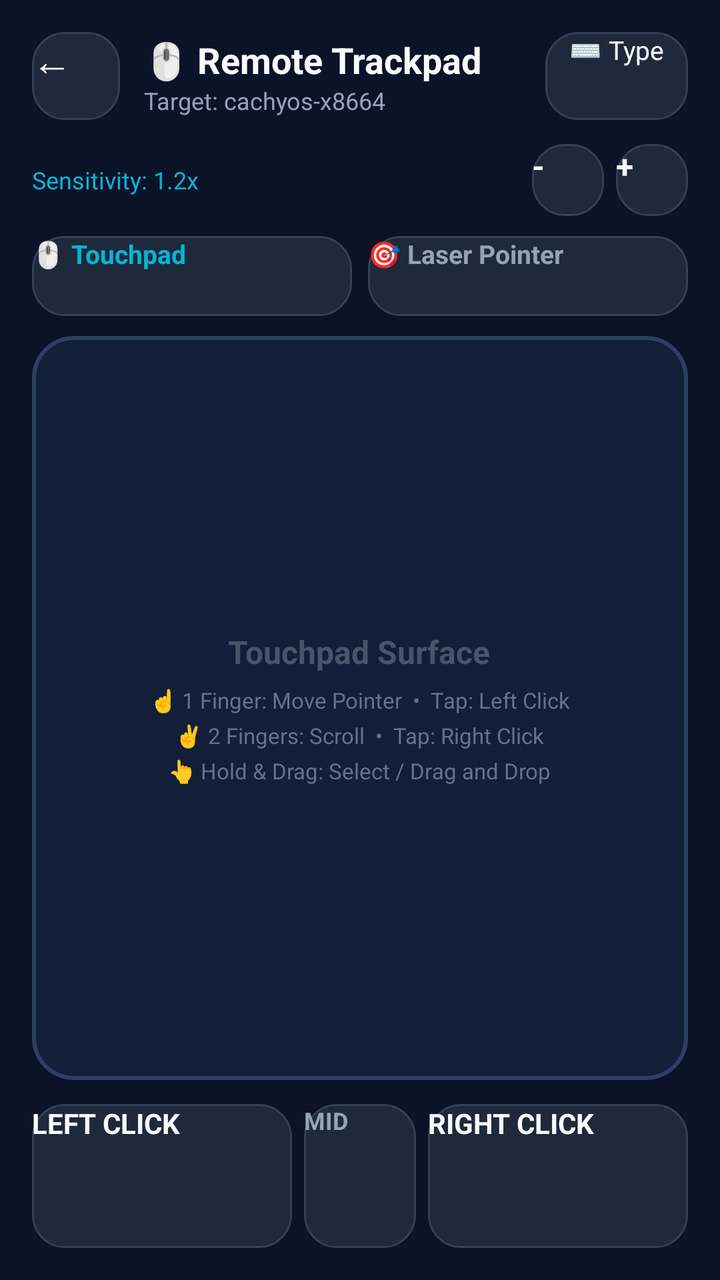
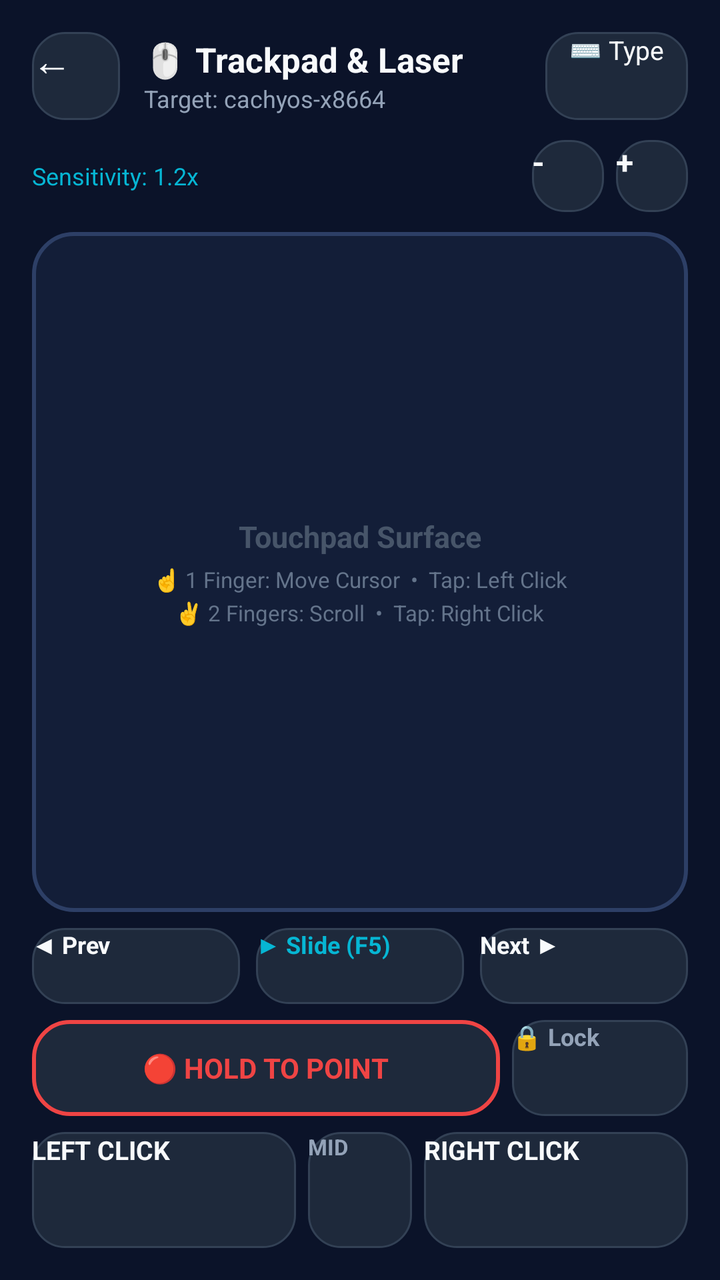

Screens rendered from an Android XML layout before and after an edit, with the pre-edit source and the edit as a unified diff.
<!-- AndroidManifest.xml: application theme AppTheme -->
<!-- res/layout/activity_trackpad.xml -->
<?xml version="1.0" encoding="utf-8"?>
<LinearLayout xmlns:android="http://schemas.android.com/apk/res/android"
    android:layout_width="match_parent"
    android:layout_height="match_parent"
    android:orientation="vertical"
    android:background="@color/bg_dark"
    android:padding="16dp">

    
    <LinearLayout
        android:layout_width="match_parent"
        android:layout_height="wrap_content"
        android:orientation="horizontal"
        android:gravity="center_vertical"
        android:layout_marginBottom="12dp">

        <Button
            android:id="@+id/btn_trackpad_back"
            android:layout_width="44dp"
            android:layout_height="44dp"
            android:text="←"
            android:textSize="20sp"
            android:textColor="@color/text_white"
            android:background="@drawable/card_bg" />

        <LinearLayout
            android:layout_width="0dp"
            android:layout_height="wrap_content"
            android:layout_weight="1"
            android:orientation="vertical"
            android:layout_marginStart="12dp">

            <TextView
                android:layout_width="wrap_content"
                android:layout_height="wrap_content"
                android:text="🖱️ Remote Trackpad"
                android:textSize="18sp"
                android:textStyle="bold"
                android:textColor="@color/text_white" />

            <TextView
                android:id="@+id/tv_trackpad_target"
                android:layout_width="wrap_content"
                android:layout_height="wrap_content"
                android:text="Target: cachyos-x8664"
                android:textSize="12sp"
                android:textColor="@color/text_muted" />
        </LinearLayout>

        <Button
            android:id="@+id/btn_trackpad_keyboard"
            android:layout_width="wrap_content"
            android:layout_height="44dp"
            android:text="⌨️ Type"
            android:textSize="13sp"
            android:textColor="@color/text_white"
            android:background="@drawable/card_bg"
            android:paddingStart="12dp"
            android:paddingEnd="12dp" />
    </LinearLayout>

    
    <LinearLayout
        android:layout_width="match_parent"
        android:layout_height="wrap_content"
        android:orientation="horizontal"
        android:gravity="center_vertical"
        android:layout_marginBottom="10dp">

        <TextView
            android:id="@+id/tv_sensitivity"
            android:layout_width="0dp"
            android:layout_height="wrap_content"
            android:layout_weight="1"
            android:text="Sensitivity: 1.2x"
            android:textSize="12sp"
            android:textColor="@color/accent_cyan" />

        <Button
            android:id="@+id/btn_sens_down"
            android:layout_width="36dp"
            android:layout_height="36dp"
            android:text="-"
            android:textSize="16sp"
            android:textStyle="bold"
            android:textColor="@color/text_white"
            android:background="@drawable/card_bg"
            android:layout_marginEnd="6dp" />

        <Button
            android:id="@+id/btn_sens_up"
            android:layout_width="36dp"
            android:layout_height="36dp"
            android:text="+"
            android:textSize="16sp"
            android:textStyle="bold"
            android:textColor="@color/text_white"
            android:background="@drawable/card_bg" />
    </LinearLayout>

    
    <LinearLayout
        android:layout_width="match_parent"
        android:layout_height="40dp"
        android:orientation="horizontal"
        android:layout_marginBottom="10dp">

        <Button
            android:id="@+id/btn_mode_trackpad"
            android:layout_width="0dp"
            android:layout_height="match_parent"
            android:layout_weight="1"
            android:text="🖱️ Touchpad"
            android:textSize="13sp"
            android:textStyle="bold"
            android:textColor="@color/accent_cyan"
            android:background="@drawable/card_bg"
            android:layout_marginEnd="4dp" />

        <Button
            android:id="@+id/btn_mode_pointer"
            android:layout_width="0dp"
            android:layout_height="match_parent"
            android:layout_weight="1"
            android:text="🎯 Laser Pointer"
            android:textSize="13sp"
            android:textStyle="bold"
            android:textColor="@color/text_muted"
            android:background="@drawable/card_bg"
            android:layout_marginStart="4dp" />
    </LinearLayout>

    
    <FrameLayout
        android:id="@+id/touchpad_surface"
        android:layout_width="match_parent"
        android:layout_height="0dp"
        android:layout_weight="1"
        android:background="@drawable/trackpad_surface"
        android:clickable="true"
        android:focusable="true">

        <LinearLayout
            android:layout_width="wrap_content"
            android:layout_height="wrap_content"
            android:layout_gravity="center"
            android:gravity="center"
            android:orientation="vertical"
            android:padding="20dp">

            <TextView
                android:layout_width="wrap_content"
                android:layout_height="wrap_content"
                android:text="Touchpad Surface"
                android:textSize="16sp"
                android:textStyle="bold"
                android:textColor="#475569"
                android:layout_marginBottom="6dp" />

            <TextView
                android:layout_width="wrap_content"
                android:layout_height="wrap_content"
                android:text="☝️ 1 Finger: Move Pointer  •  Tap: Left Click"
                android:textSize="11sp"
                android:textColor="#64748b" />

            <TextView
                android:layout_width="wrap_content"
                android:layout_height="wrap_content"
                android:text="✌️ 2 Fingers: Scroll  •  Tap: Right Click"
                android:textSize="11sp"
                android:textColor="#64748b"
                android:layout_marginTop="3dp" />

            <TextView
                android:layout_width="wrap_content"
                android:layout_height="wrap_content"
                android:text="👆 Hold &amp; Drag: Select / Drag and Drop"
                android:textSize="11sp"
                android:textColor="#64748b"
                android:layout_marginTop="3dp" />
        </LinearLayout>
    </FrameLayout>

    
    <LinearLayout
        android:id="@+id/layout_pointer_surface"
        android:layout_width="match_parent"
        android:layout_height="0dp"
        android:layout_weight="1"
        android:orientation="vertical"
        android:gravity="center"
        android:visibility="gone"
        android:background="@drawable/trackpad_surface"
        android:padding="16dp">

        
        <FrameLayout
            android:id="@+id/btn_laser_aim"
            android:layout_width="match_parent"
            android:layout_height="0dp"
            android:layout_weight="1"
            android:background="@drawable/btn_laser_idle"
            android:clickable="true"
            android:focusable="true">

            <LinearLayout
                android:layout_width="wrap_content"
                android:layout_height="wrap_content"
                android:layout_gravity="center"
                android:gravity="center"
                android:orientation="vertical">

                <TextView
                    android:id="@+id/tv_laser_status"
                    android:layout_width="wrap_content"
                    android:layout_height="wrap_content"
                    android:text="🔴 HOLD TO POINT"
                    android:textSize="20sp"
                    android:textStyle="bold"
                    android:textColor="#ef4444" />

                <TextView
                    android:layout_width="wrap_content"
                    android:layout_height="wrap_content"
                    android:text="Move phone in the air to control laser pointer"
                    android:textSize="12sp"
                    android:textColor="@color/text_muted"
                    android:layout_marginTop="6dp" />
            </LinearLayout>
        </FrameLayout>

        
        <Button
            android:id="@+id/btn_lock_gyro"
            android:layout_width="match_parent"
            android:layout_height="40dp"
            android:text="🔒 Lock Pointer ON"
            android:textSize="12sp"
            android:textColor="@color/text_muted"
            android:background="@drawable/card_bg"
            android:layout_marginTop="10dp" />

        
        <LinearLayout
            android:layout_width="match_parent"
            android:layout_height="48dp"
            android:orientation="horizontal"
            android:layout_marginTop="10dp">

            <Button
                android:id="@+id/btn_slide_prev"
                android:layout_width="0dp"
                android:layout_height="match_parent"
                android:layout_weight="1"
                android:text="◀ Prev"
                android:textSize="12sp"
                android:textStyle="bold"
                android:textColor="@color/text_white"
                android:background="@drawable/card_bg"
                android:layout_marginEnd="4dp" />

            <Button
                android:id="@+id/btn_slide_f5"
                android:layout_width="0dp"
                android:layout_height="match_parent"
                android:layout_weight="1"
                android:text="▶ Slide (F5)"
                android:textSize="12sp"
                android:textStyle="bold"
                android:textColor="@color/accent_cyan"
                android:background="@drawable/card_bg"
                android:layout_marginStart="4dp"
                android:layout_marginEnd="4dp" />

            <Button
                android:id="@+id/btn_slide_next"
                android:layout_width="0dp"
                android:layout_height="match_parent"
                android:layout_weight="1"
                android:text="Next ▶"
                android:textSize="12sp"
                android:textStyle="bold"
                android:textColor="@color/text_white"
                android:background="@drawable/card_bg"
                android:layout_marginStart="4dp" />
        </LinearLayout>
    </LinearLayout>

    
    <LinearLayout
        android:layout_width="match_parent"
        android:layout_height="72dp"
        android:orientation="horizontal"
        android:layout_marginTop="12dp">

        <Button
            android:id="@+id/btn_click_left"
            android:layout_width="0dp"
            android:layout_height="match_parent"
            android:layout_weight="1"
            android:text="LEFT CLICK"
            android:textSize="14sp"
            android:textStyle="bold"
            android:textColor="@color/text_white"
            android:background="@drawable/card_bg"
            android:layout_marginEnd="6dp" />

        <Button
            android:id="@+id/btn_click_middle"
            android:layout_width="56dp"
            android:layout_height="match_parent"
            android:text="MID"
            android:textSize="12sp"
            android:textStyle="bold"
            android:textColor="@color/text_muted"
            android:background="@drawable/card_bg"
            android:layout_marginEnd="6dp" />

        <Button
            android:id="@+id/btn_click_right"
            android:layout_width="0dp"
            android:layout_height="match_parent"
            android:layout_weight="1"
            android:text="RIGHT CLICK"
            android:textSize="14sp"
            android:textStyle="bold"
            android:textColor="@color/text_white"
            android:background="@drawable/card_bg" />
    </LinearLayout>

</LinearLayout>
<!-- resources referenced by this layout -->
<resources>
  <color name="accent_cyan">#06b6d4</color>
  <color name="bg_dark">#0b1329</color>
  <color name="text_muted">#94a3b8</color>
  <color name="text_white">#f8fafc</color>
  <!-- drawable btn_laser_idle (drawable) -->
  <?xml version="1.0" encoding="utf-8"?>
  <shape xmlns:android="http://schemas.android.com/apk/res/android"
      android:shape="rectangle">
      <solid android:color="#1e293b" />
      <stroke android:width="2dp" android:color="#ef4444" />
      <corners android:radius="18dp" />
  </shape>
  <!-- drawable card_bg (drawable) -->
  <?xml version="1.0" encoding="utf-8"?>
  <shape xmlns:android="http://schemas.android.com/apk/res/android"
      android:shape="rectangle">
      <solid android:color="@color/card_bg" />
      <corners android:radius="16dp" />
      <stroke android:width="1dp" android:color="@color/card_border" />
  </shape>
  <!-- drawable trackpad_surface (drawable) -->
  <?xml version="1.0" encoding="utf-8"?>
  <shape xmlns:android="http://schemas.android.com/apk/res/android"
      android:shape="rectangle">
      <solid android:color="#131e38" />
      <corners android:radius="20dp" />
      <stroke android:width="2dp" android:color="#2d3f66" />
  </shape>
  <style name="AppTheme" parent="@android:style/Theme.DeviceDefault.NoActionBar">
          <item name="android:windowBackground">@color/bg_dark</item>
          <item name="android:statusBarColor">@color/bg_dark</item>
          <item name="android:navigationBarColor">@color/bg_dark</item>
      </style>
  <color name="card_bg">#1e293b</color>
  <color name="card_border">#334155</color>
</resources>

<!-- the commit's change to res/layout/activity_trackpad.xml (unified diff, before → after) -->
@@ -12,7 +12,7 @@
         android:layout_height="wrap_content"
         android:orientation="horizontal"
         android:gravity="center_vertical"
-        android:layout_marginBottom="12dp">
+        android:layout_marginBottom="10dp">
 
         <Button
             android:id="@+id/btn_trackpad_back"
@@ -33,8 +33,8 @@
             <TextView
                 android:layout_width="wrap_content"
                 android:layout_height="wrap_content"
-                android:text="🖱️ Remote Trackpad"
-                android:textSize="18sp"
+                android:text="🖱️ Trackpad &amp; Laser"
+                android:textSize="17sp"
                 android:textStyle="bold"
                 android:textColor="@color/text_white" />
 
@@ -99,38 +99,6 @@
     </LinearLayout>
 
     
-    <LinearLayout
-        android:layout_width="match_parent"
-        android:layout_height="40dp"
-        android:orientation="horizontal"
-        android:layout_marginBottom="10dp">
-
-        <Button
-            android:id="@+id/btn_mode_trackpad"
-            android:layout_width="0dp"
-            android:layout_height="match_parent"
-            android:layout_weight="1"
-            android:text="🖱️ Touchpad"
-            android:textSize="13sp"
-            android:textStyle="bold"
-            android:textColor="@color/accent_cyan"
-            android:background="@drawable/card_bg"
-            android:layout_marginEnd="4dp" />
-
-        <Button
-            android:id="@+id/btn_mode_pointer"
-            android:layout_width="0dp"
-            android:layout_height="match_parent"
-            android:layout_weight="1"
-            android:text="🎯 Laser Pointer"
-            android:textSize="13sp"
-            android:textStyle="bold"
-            android:textColor="@color/text_muted"
-            android:background="@drawable/card_bg"
-            android:layout_marginStart="4dp" />
-    </LinearLayout>
-
-    
     <FrameLayout
         android:id="@+id/touchpad_surface"
         android:layout_width="match_parent"
@@ -146,21 +114,21 @@
             android:layout_gravity="center"
             android:gravity="center"
             android:orientation="vertical"
-            android:padding="20dp">
+            android:padding="16dp">
 
             <TextView
                 android:layout_width="wrap_content"
                 android:layout_height="wrap_content"
                 android:text="Touchpad Surface"
-                android:textSize="16sp"
+                android:textSize="15sp"
                 android:textStyle="bold"
                 android:textColor="#475569"
-                android:layout_marginBottom="6dp" />
-
-            <TextView
-                android:layout_width="wrap_content"
-                android:layout_height="wrap_content"
-                android:text="☝️ 1 Finger: Move Pointer  •  Tap: Left Click"
+                android:layout_marginBottom="4dp" />
+
+            <TextView
+                android:layout_width="wrap_content"
+                android:layout_height="wrap_content"
+                android:text="☝️ 1 Finger: Move Cursor  •  Tap: Left Click"
                 android:textSize="11sp"
                 android:textColor="#64748b" />
 
@@ -170,129 +138,107 @@
                 android:text="✌️ 2 Fingers: Scroll  •  Tap: Right Click"
                 android:textSize="11sp"
                 android:textColor="#64748b"
-                android:layout_marginTop="3dp" />
-
-            <TextView
-                android:layout_width="wrap_content"
-                android:layout_height="wrap_content"
-                android:text="👆 Hold &amp; Drag: Select / Drag and Drop"
-                android:textSize="11sp"
-                android:textColor="#64748b"
-                android:layout_marginTop="3dp" />
+                android:layout_marginTop="2dp" />
         </LinearLayout>
     </FrameLayout>
 
     
     <LinearLayout
-        android:id="@+id/layout_pointer_surface"
-        android:layout_width="match_parent"
-        android:layout_height="0dp"
-        android:layout_weight="1"
+        android:layout_width="match_parent"
+        android:layout_height="wrap_content"
         android:orientation="vertical"
-        android:gravity="center"
-        android:visibility="gone"
-        android:background="@drawable/trackpad_surface"
-        android:padding="16dp">
+        android:layout_marginTop="8dp">
 
         
-        <FrameLayout
-            android:id="@+id/btn_laser_aim"
+        <LinearLayout
             android:layout_width="match_parent"
-            android:layout_height="0dp"
-            android:layout_weight="1"
-            android:background="@drawable/btn_laser_idle"
-            android:clickable="true"
-            android:focusable="true">
-
-            <LinearLayout
-                android:layout_width="wrap_content"
-                android:layout_height="wrap_content"
-                android:layout_gravity="center"
-                android:gravity="center"
-                android:orientation="vertical">
+            android:layout_height="38dp"
+            android:orientation="horizontal"
+            android:layout_marginBottom="8dp">
+
+            <Button
+                android:id="@+id/btn_slide_prev"
+                android:layout_width="0dp"
+                android:layout_height="match_parent"
+                android:layout_weight="1"
+                android:text="◀ Prev"
+                android:textSize="12sp"
+                android:textStyle="bold"
+                android:textColor="@color/text_white"
+                android:background="@drawable/card_bg"
+                android:layout_marginEnd="4dp" />
+
+            <Button
+                android:id="@+id/btn_slide_f5"
+                android:layout_width="0dp"
+                android:layout_height="match_parent"
+                android:layout_weight="1"
+                android:text="▶ Slide (F5)"
+                android:textSize="12sp"
+                android:textStyle="bold"
+                android:textColor="@color/accent_cyan"
+                android:background="@drawable/card_bg"
+                android:layout_marginStart="4dp"
+                android:layout_marginEnd="4dp" />
+
+            <Button
+                android:id="@+id/btn_slide_next"
+                android:layout_width="0dp"
+                android:layout_height="match_parent"
+                android:layout_weight="1"
+                android:text="Next ▶"
+                android:textSize="12sp"
+                android:textStyle="bold"
+                android:textColor="@color/text_white"
+                android:background="@drawable/card_bg"
+                android:layout_marginStart="4dp" />
+        </LinearLayout>
+
+        
+        <LinearLayout
+            android:layout_width="match_parent"
+            android:layout_height="48dp"
+            android:orientation="horizontal">
+
+            <FrameLayout
+                android:id="@+id/btn_laser_aim"
+                android:layout_width="0dp"
+                android:layout_height="match_parent"
+                android:layout_weight="1"
+                android:background="@drawable/btn_laser_idle"
+                android:clickable="true"
+                android:focusable="true"
+                android:layout_marginEnd="6dp">
 
                 <TextView
                     android:id="@+id/tv_laser_status"
                     android:layout_width="wrap_content"
                     android:layout_height="wrap_content"
+                    android:layout_gravity="center"
                     android:text="🔴 HOLD TO POINT"
-                    android:textSize="20sp"
+                    android:textSize="14sp"
                     android:textStyle="bold"
                     android:textColor="#ef4444" />
-
-                <TextView
-                    android:layout_width="wrap_content"
-                    android:layout_height="wrap_content"
-                    android:text="Move phone in the air to control laser pointer"
-                    android:textSize="12sp"
-                    android:textColor="@color/text_muted"
-                    android:layout_marginTop="6dp" />
-            </LinearLayout>
-        </FrameLayout>
-
-        
-        <Button
-            android:id="@+id/btn_lock_gyro"
-            android:layout_width="match_parent"
-            android:layout_height="40dp"
-            android:text="🔒 Lock Pointer ON"
-            android:textSize="12sp"
-            android:textColor="@color/text_muted"
-            android:background="@drawable/card_bg"
-            android:layout_marginTop="10dp" />
-
-        
-        <LinearLayout
-            android:layout_width="match_parent"
-            android:layout_height="48dp"
-            android:orientation="horizontal"
-            android:layout_marginTop="10dp">
-
-            <Button
-                android:id="@+id/btn_slide_prev"
-                android:layout_width="0dp"
-                android:layout_height="match_parent"
-                android:layout_weight="1"
-                android:text="◀ Prev"
-                android:textSize="12sp"
-                android:textStyle="bold"
-                android:textColor="@color/text_white"
-                android:background="@drawable/card_bg"
-                android:layout_marginEnd="4dp" />
-
-            <Button
-                android:id="@+id/btn_slide_f5"
-                android:layout_width="0dp"
-                android:layout_height="match_parent"
-                android:layout_weight="1"
-                android:text="▶ Slide (F5)"
-                android:textSize="12sp"
-                android:textStyle="bold"
-                android:textColor="@color/accent_cyan"
-                android:background="@drawable/card_bg"
-                android:layout_marginStart="4dp"
-                android:layout_marginEnd="4dp" />
-
-            <Button
-                android:id="@+id/btn_slide_next"
-                android:layout_width="0dp"
-                android:layout_height="match_parent"
-                android:layout_weight="1"
-                android:text="Next ▶"
-                android:textSize="12sp"
-                android:textStyle="bold"
-                android:textColor="@color/text_white"
-                android:background="@drawable/card_bg"
-                android:layout_marginStart="4dp" />
-        </LinearLayout>
-    </LinearLayout>
-
-    
-    <LinearLayout
-        android:layout_width="match_parent"
-        android:layout_height="72dp"
+            </FrameLayout>
+
+            <Button
+                android:id="@+id/btn_lock_gyro"
+                android:layout_width="88dp"
+                android:layout_height="match_parent"
+                android:text="🔒 Lock"
+                android:textSize="12sp"
+                android:textStyle="bold"
+                android:textColor="@color/text_muted"
+                android:background="@drawable/card_bg" />
+        </LinearLayout>
+    </LinearLayout>
+
+    
+    <LinearLayout
+        android:layout_width="match_parent"
+        android:layout_height="58dp"
         android:orientation="horizontal"
-        android:layout_marginTop="12dp">
+        android:layout_marginTop="8dp">
 
         <Button
             android:id="@+id/btn_click_left"
@@ -300,7 +246,7 @@
             android:layout_height="match_parent"
             android:layout_weight="1"
             android:text="LEFT CLICK"
-            android:textSize="14sp"
+            android:textSize="13sp"
             android:textStyle="bold"
             android:textColor="@color/text_white"
             android:background="@drawable/card_bg"
@@ -308,10 +254,10 @@
 
         <Button
             android:id="@+id/btn_click_middle"
-            android:layout_width="56dp"
+            android:layout_width="52dp"
             android:layout_height="match_parent"
             android:text="MID"
-            android:textSize="12sp"
+            android:textSize="11sp"
             android:textStyle="bold"
             android:textColor="@color/text_muted"
             android:background="@drawable/card_bg"
@@ -323,7 +269,7 @@
             android:layout_height="match_parent"
             android:layout_weight="1"
             android:text="RIGHT CLICK"
-            android:textSize="14sp"
+            android:textSize="13sp"
             android:textStyle="bold"
             android:textColor="@color/text_white"
             android:background="@drawable/card_bg" />
